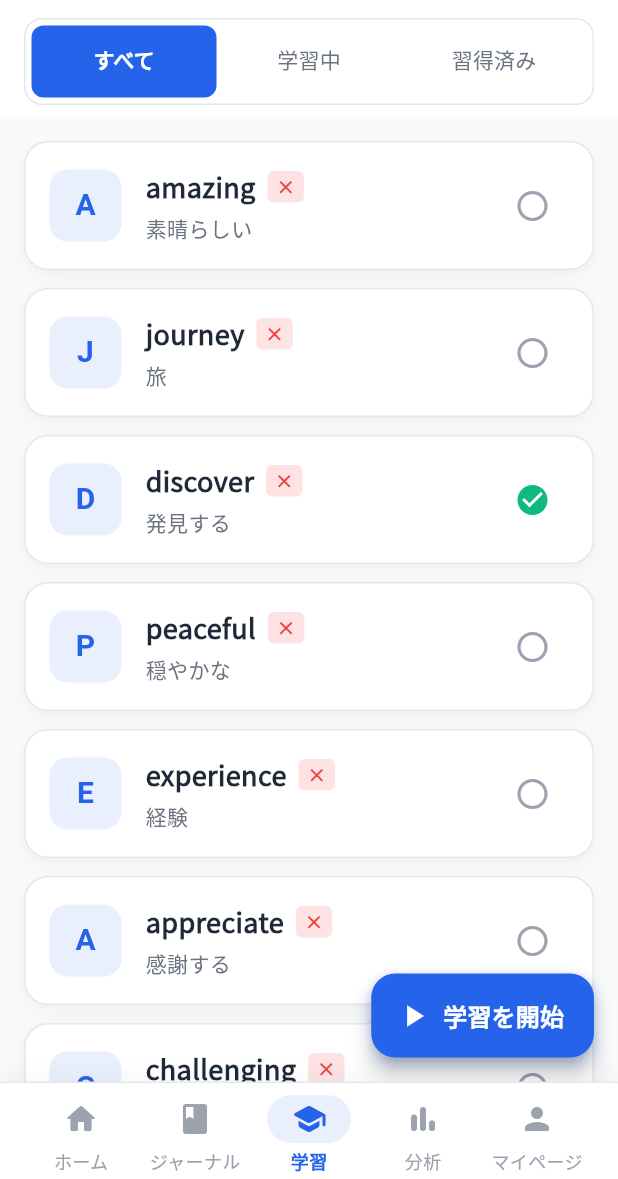
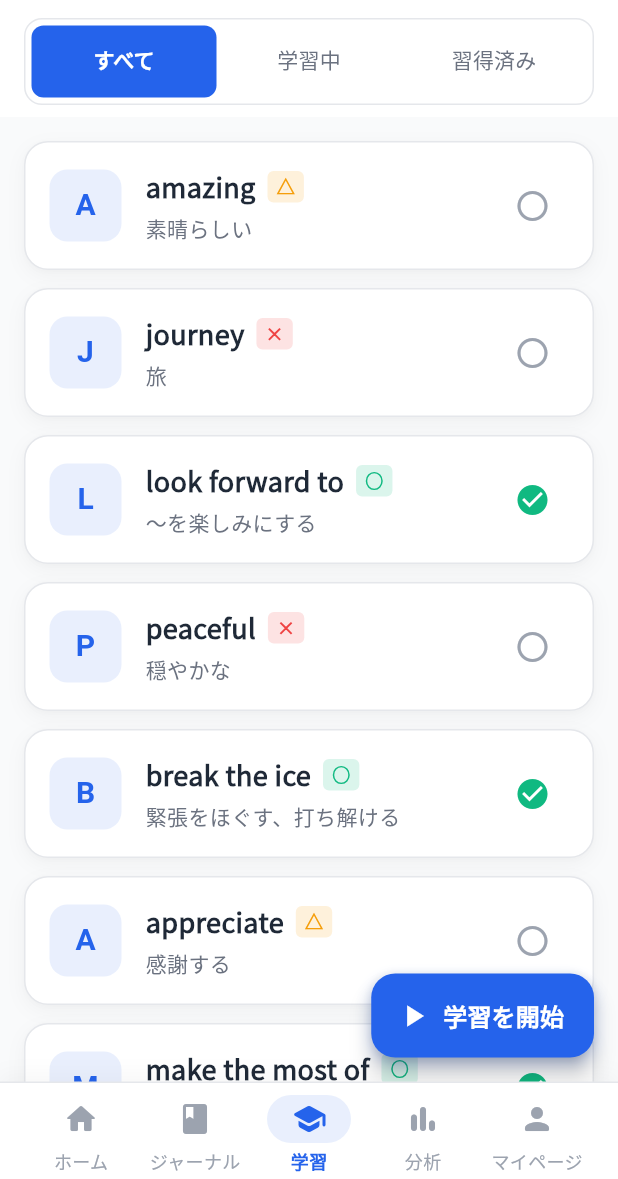
Before and after one commit to LB-KosukeTamogami/Journal-, a Flutter app: the screen it shows after launch, item 3 of the bottom bar chosen, on a phone screen of 412 x 824 dp, the part 57-1236 px from its top. Run offline on Flutter 3.47's test engine with Material 3 defaults, Android fonts, the phone set to English and light mode, and no system bars; drawn by our look-alikes of flutter_animate; our stand-ins replace fl_chart, google_fonts, shared_preferences, table_calendar.

Commit message:
fix: 習得済みタブの表示修正とサンプルデータの充実
- 習得済みタブに○（masteryLevel=2）の単語のみ表示するよう修正
- サンプルデータにフレーズと慣用句を追加
  - "look forward to"、"break the ice"、"make the most of" など
- 各単語に例文を追加
- masteryLevelを適切に設定（○△×の分布を改善）

🤖 Generated with [Claude Code](https://claude.ai/code)

Co-Authored-By: Claude <noreply@anthropic.com>

```diff
--- a/journal_learning_app/lib/screens/learning_screen.dart
+++ b/journal_learning_app/lib/screens/learning_screen.dart
@@ -114,7 +114,7 @@ class _LearningScreenState extends State<LearningScreen> with SingleTickerProvid
               children: [
                 _buildCardList(_allWords),
                 _buildLearningTab(),
-                _buildCardList(_allWords.where((word) => word.isMastered).toList()),
+                _buildCardList(_allWords.where((word) => word.masteryLevel == 2).toList()),
               ],
             ),
       floatingActionButton: Container(
@@ -135,7 +135,7 @@ class _LearningScreenState extends State<LearningScreen> with SingleTickerProvid
   }
 
   Widget _buildLearningTab() {
-    final learningWords = _allWords.where((word) => !word.isMastered).toList();
+    final learningWords = _allWords.where((word) => word.masteryLevel < 2).toList();
     final filteredWords = learningWords.where((word) =>
       _selectedMasteryLevels.contains(word.masteryLevel)
     ).toList();
@@ -437,13 +437,13 @@ class _LearningScreenState extends State<LearningScreen> with SingleTickerProvid
 
     if (_tabController.index == 1) {
       // Learning tab with filters
-      final learningWords = _allWords.where((word) => !word.isMastered).toList();
+      final learningWords = _allWords.where((word) => word.masteryLevel < 2).toList();
       sessionWords = learningWords.where((word) =>
         _selectedMasteryLevels.contains(word.masteryLevel)
       ).toList();
     } else if (_tabController.index == 2) {
       // Mastered tab
-      sessionWords = _allWords.where((word) => word.isMastered).toList();
+      sessionWords = _allWords.where((word) => word.masteryLevel == 2).toList();
     } else {
       // All tab
       sessionWords = _allWords;
--- a/journal_learning_app/lib/services/storage_service.dart
+++ b/journal_learning_app/lib/services/storage_service.dart
@@ -238,32 +238,40 @@ class StorageService {
 
     // サンプル単語データ
     final sampleWords = <Word>[
+      // 単語
       Word(
         id: 'sample_1',
         english: 'amazing',
         japanese: '素晴らしい',
+        example: 'The view from the mountain was amazing.',
         diaryEntryId: 'sample_diary_1',
         createdAt: DateTime.now().subtract(const Duration(days: 3)),
         reviewCount: 2,
         isMastered: false,
+        masteryLevel: 1, // △
       ),
       Word(
         id: 'sample_2',
         english: 'journey',
         japanese: '旅',
+        example: 'Life is a journey, not a destination.',
         diaryEntryId: 'sample_diary_1',
         createdAt: DateTime.now().subtract(const Duration(days: 3)),
         reviewCount: 1,
         isMastered: false,
+        masteryLevel: 0, // ×
       ),
+      // フレーズ
       Word(
         id: 'sample_3',
-        english: 'discover',
-        japanese: '発見する',
+        english: 'look forward to',
+        japanese: '〜を楽しみにする',
+        example: 'I look forward to hearing from you.',
         diaryEntryId: 'sample_diary_2',
         createdAt: DateTime.now().subtract(const Duration(days: 2)),
         reviewCount: 3,
         isMastered: true,
+        masteryLevel: 2, // ○
       ),
       Word(
         id: 'sample_4',
@@ -273,15 +281,19 @@ class StorageService {
         createdAt: DateTime.now().subtract(const Duration(days: 2)),
         reviewCount: 0,
         isMastered: false,
+        masteryLevel: 0, // ×
       ),
+      // 慣用句
       Word(
         id: 'sample_5',
-        english: 'experience',
-        japanese: '経験',
+        english: 'break the ice',
+        japanese: '緊張をほぐす、打ち解ける',
+        example: 'He told a joke to break the ice.',
         diaryEntryId: 'sample_diary_3',
         createdAt: DateTime.now().subtract(const Duration(days: 1)),
-        reviewCount: 1,
-        isMastered: false,
+        reviewCount: 5,
+        isMastered: true,
+        masteryLevel: 2, // ○
       ),
       Word(
         id: 'sample_6',
@@ -289,17 +301,21 @@ class StorageService {
         japanese: '感謝する',
         diaryEntryId: 'sample_diary_3',
         createdAt: DateTime.now().subtract(const Duration(days: 1)),
-        reviewCount: 0,
+        reviewCount: 1,
         isMastered: false,
+        masteryLevel: 1, // △
       ),
+      // フレーズ
       Word(
         id: 'sample_7',
-        english: 'challenging',
-        japanese: '挑戦的な',
+        english: 'make the most of',
+        japanese: '〜を最大限に活用する',
+        example: 'We should make the most of this opportunity.',
         diaryEntryId: 'sample_diary_4',
         createdAt: DateTime.now(),
-        reviewCount: 0,
-        isMastered: false,
+        reviewCount: 4,
+        isMastered: true,
+        masteryLevel: 2, // ○
       ),
       Word(
         id: 'sample_8',
@@ -309,6 +325,30 @@ class StorageService {
         createdAt: DateTime.now(),
         reviewCount: 0,
         isMastered: false,
+        masteryLevel: 0, // ×
+      ),
+      // 追加のフレーズと慣用句
+      Word(
+        id: 'sample_9',
+        english: 'once in a blue moon',
+        japanese: 'めったに〜ない',
+        example: 'I only eat junk food once in a blue moon.',
+        diaryEntryId: 'sample_diary_1',
+        createdAt: DateTime.now().subtract(const Duration(days: 3)),
+        reviewCount: 2,
+        isMastered: false,
+        masteryLevel: 1, // △
+      ),
+      Word(
+        id: 'sample_10',
+        english: 'take it easy',
+        japanese: 'のんびりする、無理をしない',
+        example: 'You should take it easy this weekend.',
+        diaryEntryId: 'sample_diary_2',
+        createdAt: DateTime.now().subtract(const Duration(days: 2)),
+        reviewCount: 6,
+        isMastered: true,
+        masteryLevel: 2, // ○
       ),
     ];
 
```
Also changed, not shown: 4 other files.
